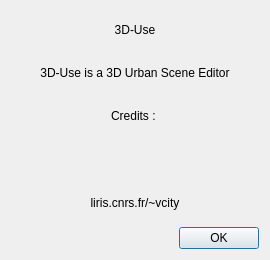
VCityTeam/3DUSE, file ui/dialogAbout.ui: the form before one commit.
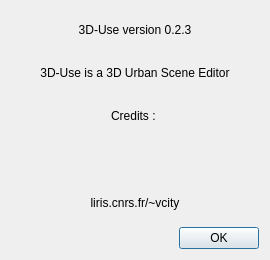
The form after the commit. Icons and pictures are not drawn.

Commit message: Passage en version 0.2.3

```diff
--- a/ui/dialogAbout.ui
+++ b/ui/dialogAbout.ui
@@ -17,7 +17,7 @@
    <item>
     <widget class="QLabel" name="label_2">
      <property name="text">
-      <string>3D-Use</string>
+      <string>3D-Use version 0.2.3</string>
      </property>
      <property name="alignment">
       <set>Qt::AlignCenter</set>
```
The commit also changes 2 other files.
